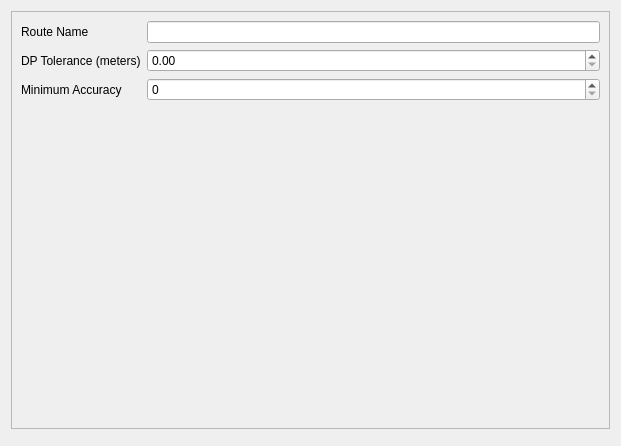
Before: the Qt Designer form gui/qtm/RouteConfigUI.ui in ardhitama/hargoile, drawn with Qt 5.
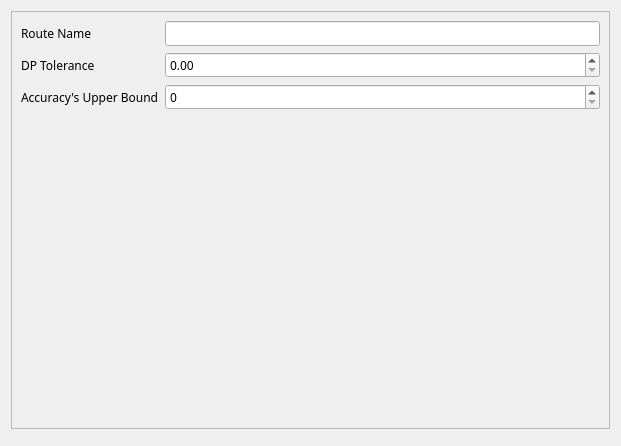
After: the same form once the commit is applied.

Patch:
```diff
--- a/gui/qtm/RouteConfigUI.ui
+++ b/gui/qtm/RouteConfigUI.ui
@@ -13,12 +13,20 @@
     <height>446</height>
    </rect>
   </property>
+  <property name="font">
+   <font>
+    <family>TitilliumText22L Rg</family>
+   </font>
+  </property>
   <property name="focusPolicy">
    <enum>Qt::StrongFocus</enum>
   </property>
   <property name="windowTitle">
    <string>Recording Options</string>
   </property>
+  <property name="styleSheet">
+   <string notr="true"/>
+  </property>
   <layout class="QVBoxLayout" name="verticalLayout">
    <item>
     <widget class="QFrame" name="frame">
@@ -42,7 +50,7 @@
       <item row="1" column="0">
        <widget class="QLabel" name="label_2">
         <property name="text">
-         <string>DP Tolerance (meters)</string>
+         <string>DP Tolerance</string>
         </property>
        </widget>
       </item>
@@ -52,12 +60,16 @@
       <item row="2" column="0">
        <widget class="QLabel" name="label_3">
         <property name="text">
-         <string>Minimum Accuracy</string>
+         <string>Accuracy's Upper Bound</string>
         </property>
        </widget>
       </item>
       <item row="2" column="1">
-       <widget class="QSpinBox" name="accuracySpinBox"/>
+       <widget class="QSpinBox" name="accuracySpinBox">
+        <property name="styleSheet">
+         <string notr="true"/>
+        </property>
+       </widget>
       </item>
      </layout>
     </widget>
```
